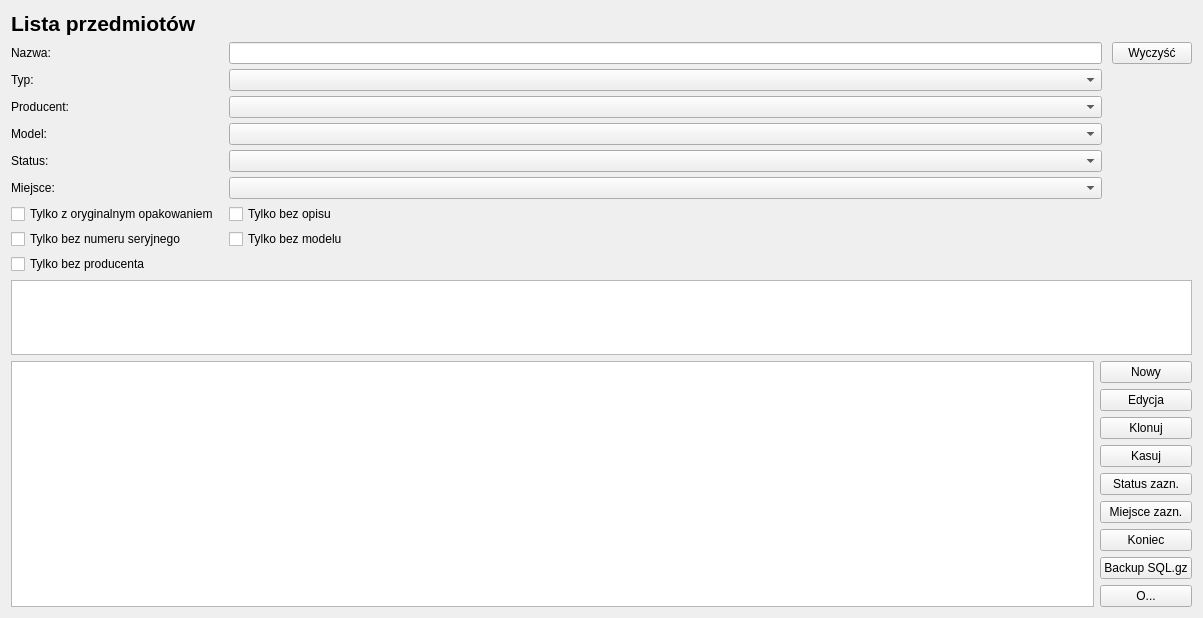
First picture: the form in forms/itemList.ui, repository arekbr/Inwentaryzacja, before the edit.
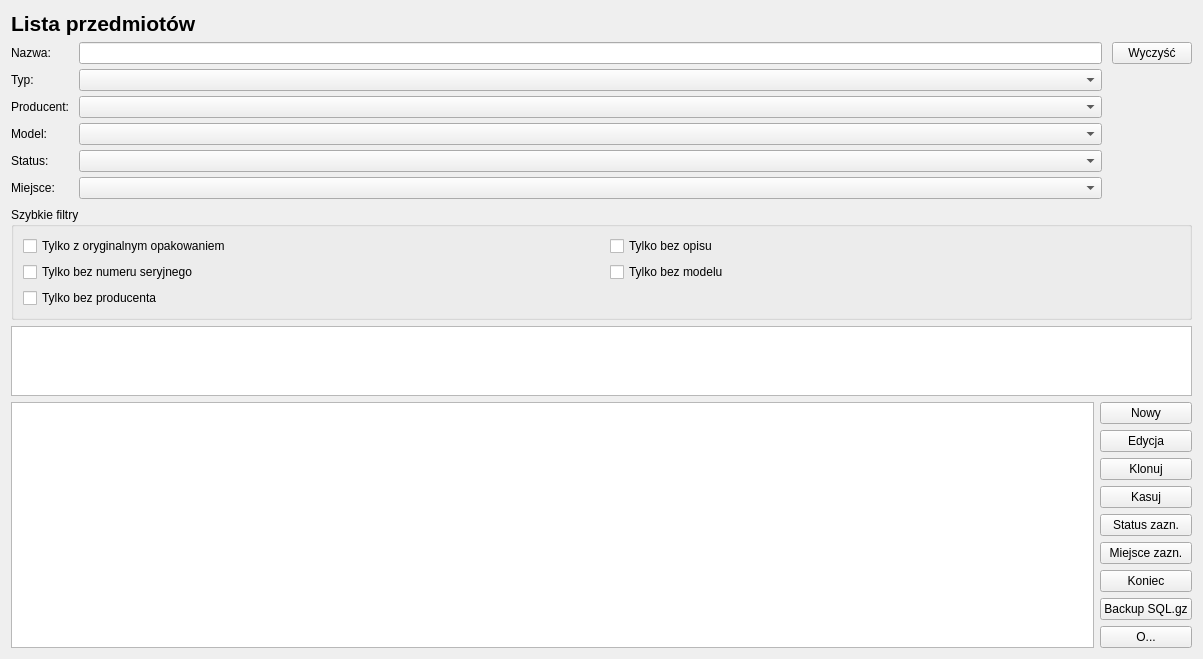
Second picture: the form after the edit.

Commit message: Uporządkowano sekcję szybkich filtrów

```diff
--- a/forms/itemList.ui
+++ b/forms/itemList.ui
@@ -28,6 +28,11 @@
     </widget>
    </item>
    <item>
+    <layout class="QVBoxLayout" name="filtersSectionLayout">
+     <property name="spacing">
+      <number>8</number>
+     </property>
+     <item>
     <layout class="QGridLayout" name="filterLayout">
      <property name="horizontalSpacing">
       <number>10</number>
@@ -102,47 +107,56 @@
        </property>
       </widget>
      </item>
-     <item row="6" column="0">
+      </layout>
+     </item>
+     <item>
+      <widget class="QGroupBox" name="quickFiltersGroupBox">
+       <property name="title">
+        <string>Szybkie filtry</string>
+       </property>
+       <layout class="QGridLayout" name="quickFiltersLayout">
+        <property name="horizontalSpacing">
+         <number>16</number>
+        </property>
+        <property name="verticalSpacing">
+         <number>6</number>
+        </property>
+        <item row="0" column="0">
       <widget class="QCheckBox" name="filterOriginalPackaging">
-       <property name="geometry">
-        <rect>
-         <x>10</x>
-         <y>180</y>
-         <width>200</width>
-         <height>20</height>
-        </rect>
-       </property>
        <property name="text">
         <string>Tylko z oryginalnym opakowaniem</string>
        </property>
       </widget>
      </item>
-     <item row="6" column="1">
+        <item row="0" column="1">
       <widget class="QCheckBox" name="filterWithoutDescription">
        <property name="text">
         <string>Tylko bez opisu</string>
        </property>
       </widget>
      </item>
-     <item row="7" column="0">
+        <item row="1" column="0">
       <widget class="QCheckBox" name="filterWithoutSerialNumber">
        <property name="text">
         <string>Tylko bez numeru seryjnego</string>
        </property>
       </widget>
      </item>
-     <item row="7" column="1">
+        <item row="1" column="1">
       <widget class="QCheckBox" name="filterWithoutModel">
        <property name="text">
         <string>Tylko bez modelu</string>
        </property>
       </widget>
      </item>
-     <item row="8" column="0">
+        <item row="2" column="0">
       <widget class="QCheckBox" name="filterWithoutVendor">
        <property name="text">
         <string>Tylko bez producenta</string>
        </property>
+         </widget>
+        </item>
+       </layout>
       </widget>
      </item>
     </layout>
```
Lines whose indentation alone changed are shown as unchanged.
